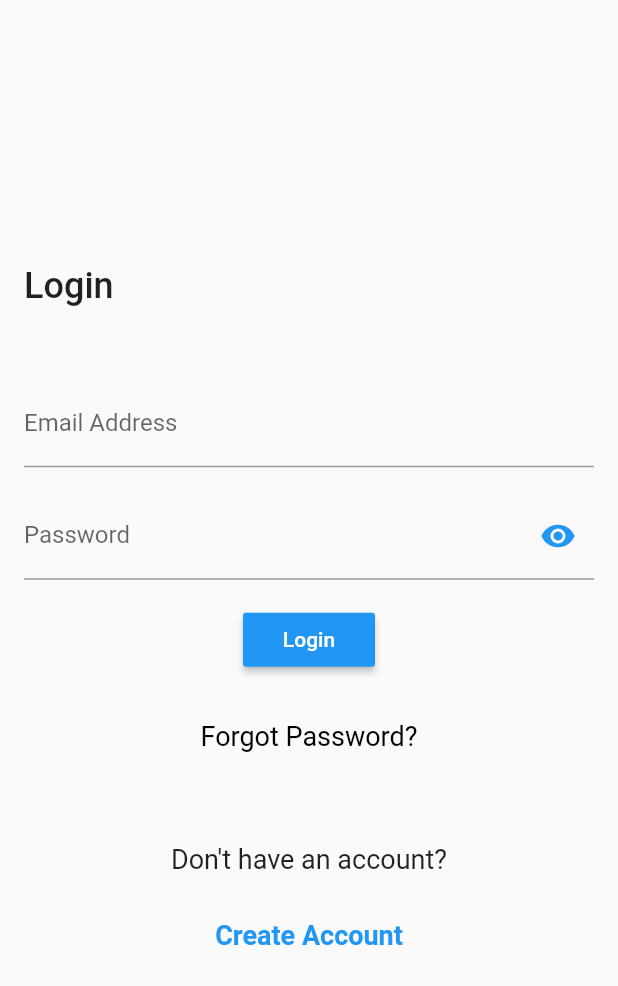
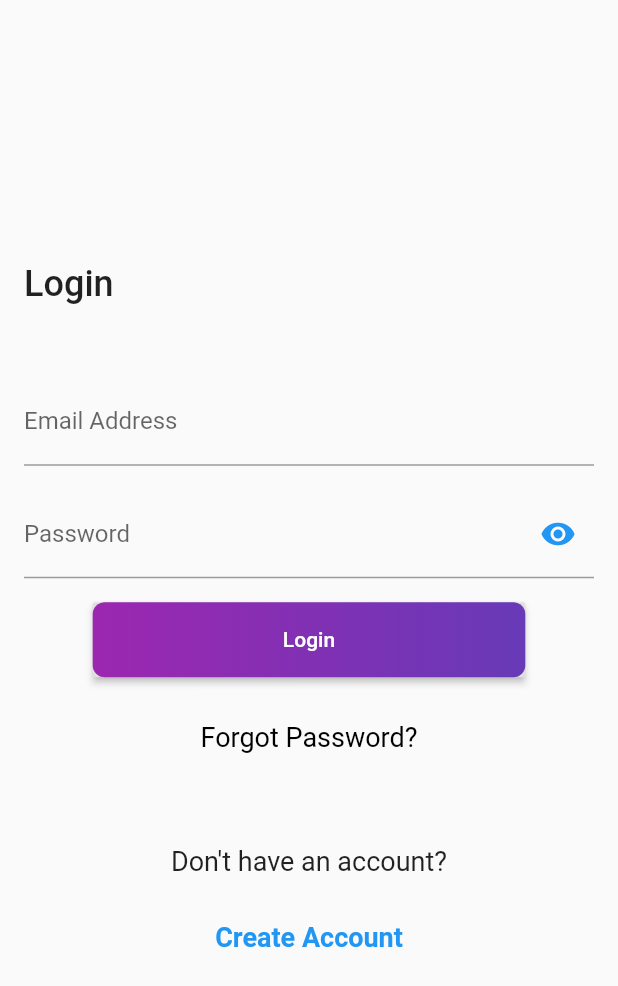
Before and after one commit to santhosh-mobile-dev/generic_widgets, a Flutter app: the screen it shows after launch, on a phone screen of 412 x 824 dp. Shown: the top 986 px of the screen. Run offline on Flutter 3.47's test engine with Material 2 defaults, Android fonts, the phone set to English and light mode, and no system bars.

Commit message:
completed login ui
closes #3

```diff
--- a/lib/app.dart
+++ b/lib/app.dart
@@ -1,5 +1,6 @@
 import 'package:flutter/material.dart';
 import 'package:genericwidgetapp/ui/screen/login.dart';
+
 class App extends StatelessWidget {
   // This widget is the root of your application.
   @override
@@ -7,7 +8,7 @@ class App extends StatelessWidget {
     return MaterialApp(
       title: 'Flutter Generic Widgets',
       theme: ThemeData(
-        primarySwatch: Colors.blue,
+        primarySwatch: Colors.deepPurple,
         visualDensity: VisualDensity.adaptivePlatformDensity,
       ),
       home: Login(),
--- a/lib/ui/widgets/custom_raised_button.dart
+++ b/lib/ui/widgets/custom_raised_button.dart
@@ -1,22 +1,36 @@
 import 'package:flutter/material.dart';
-
 
 class CustomRaisedButton extends StatelessWidget {
   final String text;
   final VoidCallback onClick;
-  CustomRaisedButton({this.text,this.onClick});
+
+  CustomRaisedButton({this.text, this.onClick});
 
   @override
   Widget build(BuildContext context) {
     return Center(
-      child: RaisedButton(
-          child: Text(text),
-          onPressed:onClick,
-          color: Colors.blue,
-        textColor: Colors.white,
-
+      child: Container(
+        child: RaisedButton(
+          padding: EdgeInsets.all(0.0),
+          child: Container(
+            width: MediaQuery.of(context).size.width * 0.7,
+            height: 50,
+            child: Center(
+                child: Text(
+              text,
+              textAlign: TextAlign.center,
+            )),
+            decoration: BoxDecoration(
+              borderRadius: BorderRadius.circular(8.0),
+              gradient: LinearGradient(
+                colors: [Colors.purple, Colors.deepPurple],
+              ),
+            ),
+          ),
+          onPressed: onClick,
+          textColor: Colors.white,
+        ),
       ),
     );
   }
-
 }
```
